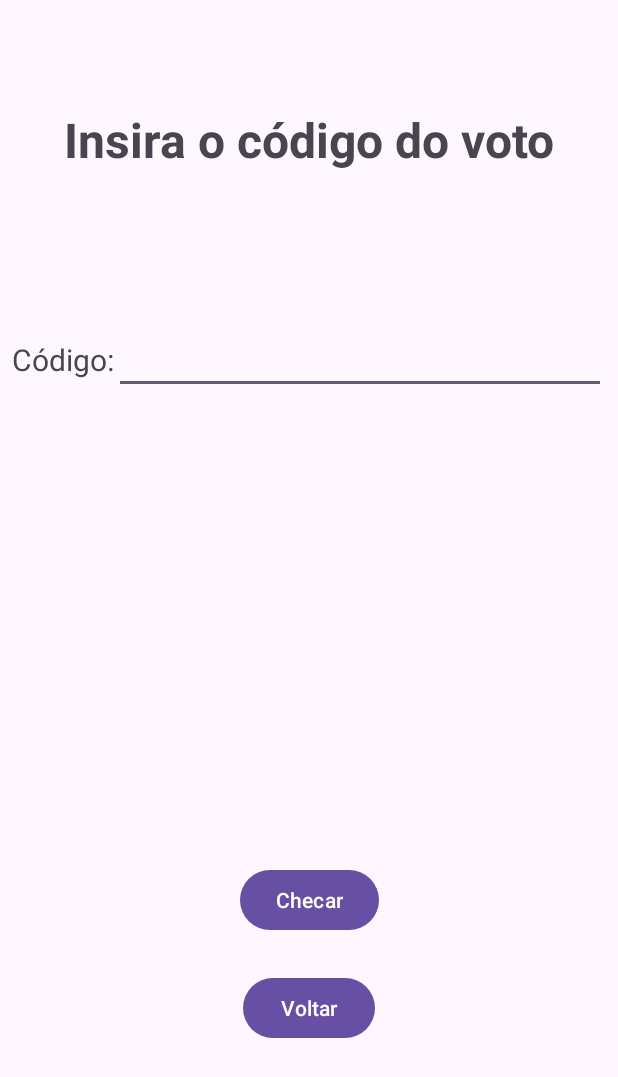
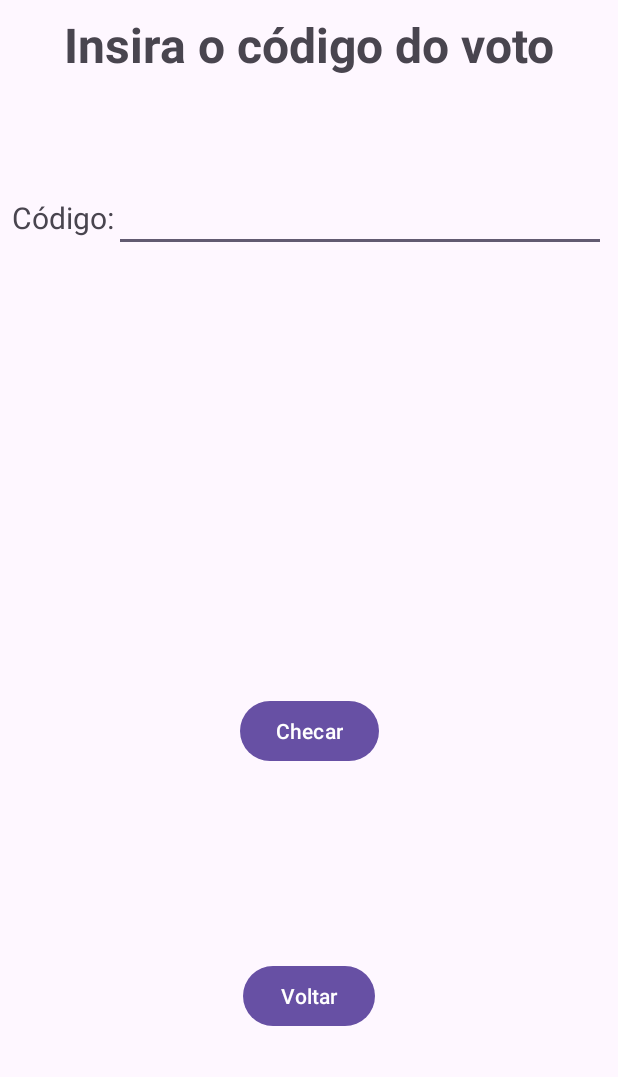
Before and after one commit to Matheus-Mantovani/dmo-pesquisa-de-opiniao, an Android app: the ChecarActivity screen opened directly, with no data from a screen before it, on a phone screen of 412 x 824 dp. Shown: the top 1077 px of the screen. Run offline under Robolectric (Android 15) with nearby library versions, the phone set to English and light mode, and no system bars.

Commit message:
responsividade layouts

```diff
--- a/app/src/main/res/layout/activity_checar.xml
+++ b/app/src/main/res/layout/activity_checar.xml
@@ -8,13 +8,6 @@
     android:padding="8dp"
     tools:context=".ui.checar.ChecarActivity">
 
-    <androidx.constraintlayout.widget.Guideline
-        android:id="@+id/guideline"
-        android:layout_width="wrap_content"
-        android:layout_height="wrap_content"
-        android:orientation="horizontal"
-        app:layout_constraintGuide_end="638dp" />
-
     <TextView
         android:id="@+id/textview_titulo"
         android:layout_width="wrap_content"
@@ -23,7 +16,6 @@
         android:textAlignment="center"
         android:textSize="32sp"
         android:textStyle="bold"
-        app:layout_constraintBottom_toTopOf="@+id/guideline"
         app:layout_constraintEnd_toEndOf="parent"
         app:layout_constraintStart_toStartOf="parent"
         app:layout_constraintTop_toTopOf="parent" />
@@ -32,11 +24,11 @@
         android:id="@+id/textview_codigo"
         android:layout_width="wrap_content"
         android:layout_height="wrap_content"
-        android:layout_marginTop="48dp"
+        android:layout_marginTop="80dp"
         android:text="@string/codigo"
         android:textSize="20sp"
         app:layout_constraintStart_toStartOf="parent"
-        app:layout_constraintTop_toTopOf="@+id/guideline" />
+        app:layout_constraintTop_toBottomOf="@id/textview_titulo" />
 
     <EditText
         android:id="@+id/edixtext_codigo"
@@ -55,7 +47,7 @@
         app:layout_constraintStart_toStartOf="parent"
         app:layout_constraintEnd_toEndOf="parent"
         app:layout_constraintBottom_toBottomOf="parent"
-        android:layout_marginBottom="192dp"/>
+        app:layout_constraintTop_toBottomOf="@id/textview_codigo"/>
 
     <Button
         android:id="@+id/button_voltar"
@@ -65,6 +57,6 @@
         app:layout_constraintStart_toStartOf="parent"
         app:layout_constraintEnd_toEndOf="parent"
         app:layout_constraintBottom_toBottomOf="parent"
-        android:layout_marginBottom="120dp"/>
+        app:layout_constraintTop_toBottomOf="@id/button_checar"/>
 
 </androidx.constraintlayout.widget.ConstraintLayout>
```
Also changed, not shown: app/src/main/res/layout/activity_finalizar.xml (+2 -10 lines), app/src/main/res/layout/activity_main.xml (+3 -10 lines), app/src/main/res/layout/activity_participar.xml (+3 -11 lines), app/src/main/res/layout/activity_votar.xml (+2 -10 lines).
